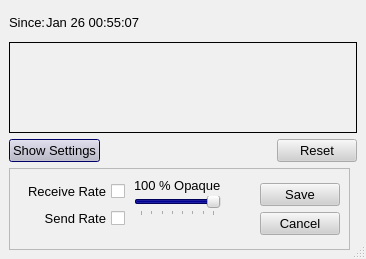
First picture: the form in src/gui/bwgraph/bwgraph.ui, repository a-ilin/vidalia, before the edit.
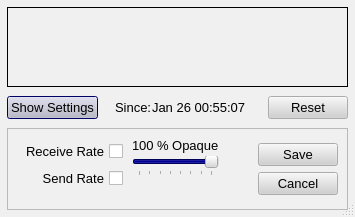
Second picture: the form after the edit. Icons and pictures are not drawn. Custom widgets are drawn as their Qt base class.

Commit message:
Layout changes and added a margin to the top of the graph. Also, made the code much less crappy. I don't know what I was thinking before. It was late I suppose.
svn:r300

The edit to the form file:
```diff
--- a/src/gui/bwgraph/bwgraph.ui
+++ b/src/gui/bwgraph/bwgraph.ui
@@ -8,8 +8,8 @@
    <rect>
     <x>0</x>
     <y>0</y>
-    <width>366</width>
-    <height>259</height>
+    <width>353</width>
+    <height>202</height>
    </rect>
   </property>
   <property name="palette" >
@@ -302,98 +302,11 @@
   </property>
   <layout class="QVBoxLayout" >
    <property name="margin" >
-    <number>9</number>
+    <number>7</number>
    </property>
    <property name="spacing" >
     <number>6</number>
    </property>
-   <item>
-    <layout class="QHBoxLayout" >
-     <property name="margin" >
-      <number>0</number>
-     </property>
-     <property name="spacing" >
-      <number>6</number>
-     </property>
-     <item>
-      <layout class="QHBoxLayout" >
-       <property name="margin" >
-        <number>0</number>
-       </property>
-       <property name="spacing" >
-        <number>0</number>
-       </property>
-       <item>
-        <widget class="QLabel" name="label_4" >
-         <property name="maximumSize" >
-          <size>
-           <width>16777215</width>
-           <height>27</height>
-          </size>
-         </property>
-         <property name="font" >
-          <font>
-           <family>Arial</family>
-           <pointsize>10</pointsize>
-           <weight>50</weight>
-           <italic>false</italic>
-           <bold>false</bold>
-           <underline>false</underline>
-           <strikeout>false</strikeout>
-          </font>
-         </property>
-         <property name="contextMenuPolicy" >
-          <enum>Qt::NoContextMenu</enum>
-         </property>
-         <property name="text" >
-          <string>&lt;html>&lt;head>&lt;meta name="qrichtext" content="1" />&lt;/head>&lt;body style=" white-space: pre-wrap; font-family:Arial; font-size:10pt; font-weight:400; font-style:normal; text-decoration:none;">&lt;p style=" margin-top:0px; margin-bottom:0px; margin-left:0px; margin-right:0px; -qt-block-indent:0; text-indent:0px;">Since:&lt;/p>&lt;/body>&lt;/html></string>
-         </property>
-        </widget>
-       </item>
-       <item>
-        <widget class="QLabel" name="lblStartTime" >
-         <property name="maximumSize" >
-          <size>
-           <width>16777215</width>
-           <height>27</height>
-          </size>
-         </property>
-         <property name="font" >
-          <font>
-           <family>Arial</family>
-           <pointsize>10</pointsize>
-           <weight>50</weight>
-           <italic>false</italic>
-           <bold>false</bold>
-           <underline>false</underline>
-           <strikeout>false</strikeout>
-          </font>
-         </property>
-         <property name="contextMenuPolicy" >
-          <enum>Qt::NoContextMenu</enum>
-         </property>
-         <property name="text" >
-          <string>&lt;html>&lt;head>&lt;meta name="qrichtext" content="1" />&lt;/head>&lt;body style=" white-space: pre-wrap; font-family:Arial; font-size:10pt; font-weight:400; font-style:normal; text-decoration:none;">&lt;p style=" margin-top:0px; margin-bottom:0px; margin-left:0px; margin-right:0px; -qt-block-indent:0; text-indent:0px;">Jan 26 00:55:07&lt;/p>&lt;/body>&lt;/html></string>
-         </property>
-        </widget>
-       </item>
-      </layout>
-     </item>
-     <item>
-      <spacer>
-       <property name="orientation" >
-        <enum>Qt::Horizontal</enum>
-       </property>
-       <property name="sizeHint" >
-        <size>
-         <width>126</width>
-         <height>20</height>
-        </size>
-       </property>
-      </spacer>
-     </item>
-    </layout>
-   </item>
    <item>
     <widget class="GraphFrame" name="frmGraph" >
      <property name="minimumSize" >
@@ -449,7 +362,84 @@
        </property>
        <property name="sizeHint" >
         <size>
-         <width>40</width>
+         <width>16</width>
+         <height>29</height>
+        </size>
+       </property>
+      </spacer>
+     </item>
+     <item>
+      <layout class="QHBoxLayout" >
+       <property name="margin" >
+        <number>0</number>
+       </property>
+       <property name="spacing" >
+        <number>0</number>
+       </property>
+       <item>
+        <widget class="QLabel" name="label_4" >
+         <property name="maximumSize" >
+          <size>
+           <width>16777215</width>
+           <height>27</height>
+          </size>
+         </property>
+         <property name="font" >
+          <font>
+           <family>Arial</family>
+           <pointsize>10</pointsize>
+           <weight>50</weight>
+           <italic>false</italic>
+           <bold>false</bold>
+           <underline>false</underline>
+           <strikeout>false</strikeout>
+          </font>
+         </property>
+         <property name="contextMenuPolicy" >
+          <enum>Qt::NoContextMenu</enum>
+         </property>
+         <property name="text" >
+          <string>&lt;html>&lt;head>&lt;meta name="qrichtext" content="1" />&lt;/head>&lt;body style=" white-space: pre-wrap; font-family:Arial; font-size:10pt; font-weight:400; font-style:normal; text-decoration:none;">&lt;p style=" margin-top:0px; margin-bottom:0px; margin-left:0px; margin-right:0px; -qt-block-indent:0; text-indent:0px;">Since:&lt;/p>&lt;/body>&lt;/html></string>
+         </property>
+        </widget>
+       </item>
+       <item>
+        <widget class="QLabel" name="lblStartTime" >
+         <property name="maximumSize" >
+          <size>
+           <width>16777215</width>
+           <height>27</height>
+          </size>
+         </property>
+         <property name="font" >
+          <font>
+           <family>Arial</family>
+           <pointsize>10</pointsize>
+           <weight>50</weight>
+           <italic>false</italic>
+           <bold>false</bold>
+           <underline>false</underline>
+           <strikeout>false</strikeout>
+          </font>
+         </property>
+         <property name="contextMenuPolicy" >
+          <enum>Qt::NoContextMenu</enum>
+         </property>
+         <property name="text" >
+          <string>&lt;html>&lt;head>&lt;meta name="qrichtext" content="1" />&lt;/head>&lt;body style=" white-space: pre-wrap; font-family:Arial; font-size:10pt; font-weight:400; font-style:normal; text-decoration:none;">&lt;p style=" margin-top:0px; margin-bottom:0px; margin-left:0px; margin-right:0px; -qt-block-indent:0; text-indent:0px;">Jan 26 00:55:07&lt;/p>&lt;/body>&lt;/html></string>
+         </property>
+        </widget>
+       </item>
+      </layout>
+     </item>
+     <item>
+      <spacer>
+       <property name="orientation" >
+        <enum>Qt::Horizontal</enum>
+       </property>
+       <property name="sizeHint" >
+        <size>
+         <width>21</width>
          <height>20</height>
         </size>
        </property>
```
The commit also changes 3 other files.
